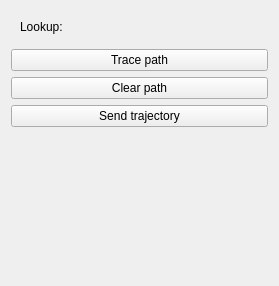
LauraConnolly/RobotTrajectoryTrace, file TrajectoryGenerator/RobotTrajectoryGenerator/Resources/UI/RobotTrajectoryGenerator.ui: the form before one commit.
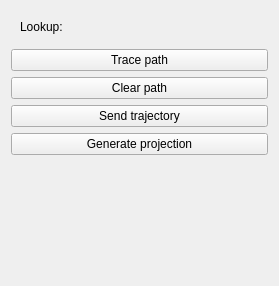
The form after the commit. Custom widgets are drawn as their Qt base class.

Commit message: Added a button / function to get a path that corresponds to the shadow of a tumor on a plane.

```diff
--- a/TrajectoryGenerator/RobotTrajectoryGenerator/Resources/UI/RobotTrajectoryGenerator.ui
+++ b/TrajectoryGenerator/RobotTrajectoryGenerator/Resources/UI/RobotTrajectoryGenerator.ui
@@ -72,6 +72,13 @@
      </property>
     </widget>
    </item>
+   <item>
+    <widget class="QPushButton" name="generateProjectionButton">
+     <property name="text">
+      <string>Generate projection</string>
+     </property>
+    </widget>
+   </item>
    <item>
     <spacer name="verticalSpacer">
      <property name="orientation">
```
Left out of the diff: 1 changed line with no effect on the pictures. The commit also changes 1 other file.
